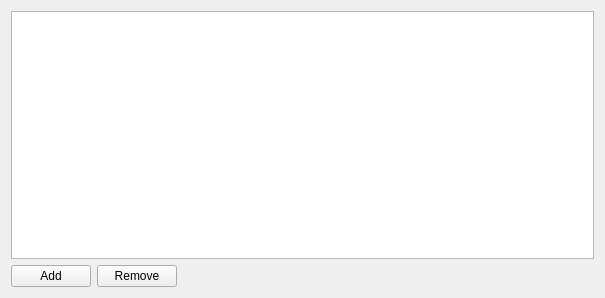
This is btsync-qt/ui/sharedfolders.ui in BtbN/btsync-qt as Qt 5 draws it before an edit. The edited form follows.
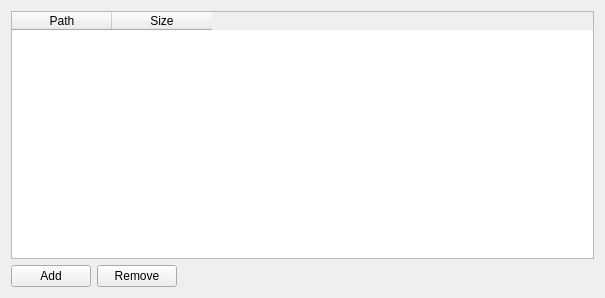
This is the edited form.

Commit message: SharedFoldersWidget functionality

Diff of the .ui file:
```diff
--- a/btsync-qt/ui/sharedfolders.ui
+++ b/btsync-qt/ui/sharedfolders.ui
@@ -42,7 +42,30 @@
     </spacer>
    </item>
    <item row="0" column="0" colspan="3">
-    <widget class="QListWidget" name="sharedFolderListWidget"/>
+    <widget class="QTableWidget" name="foldersTable">
+     <property name="selectionMode">
+      <enum>QAbstractItemView::SingleSelection</enum>
+     </property>
+     <property name="selectionBehavior">
+      <enum>QAbstractItemView::SelectRows</enum>
+     </property>
+     <property name="columnCount">
+      <number>2</number>
+     </property>
+     <attribute name="verticalHeaderVisible">
+      <bool>false</bool>
+     </attribute>
+     <column>
+      <property name="text">
+       <string>Path</string>
+      </property>
+     </column>
+     <column>
+      <property name="text">
+       <string>Size</string>
+      </property>
+     </column>
+    </widget>
    </item>
   </layout>
  </widget>
```
The commit also changes 9 other files.
